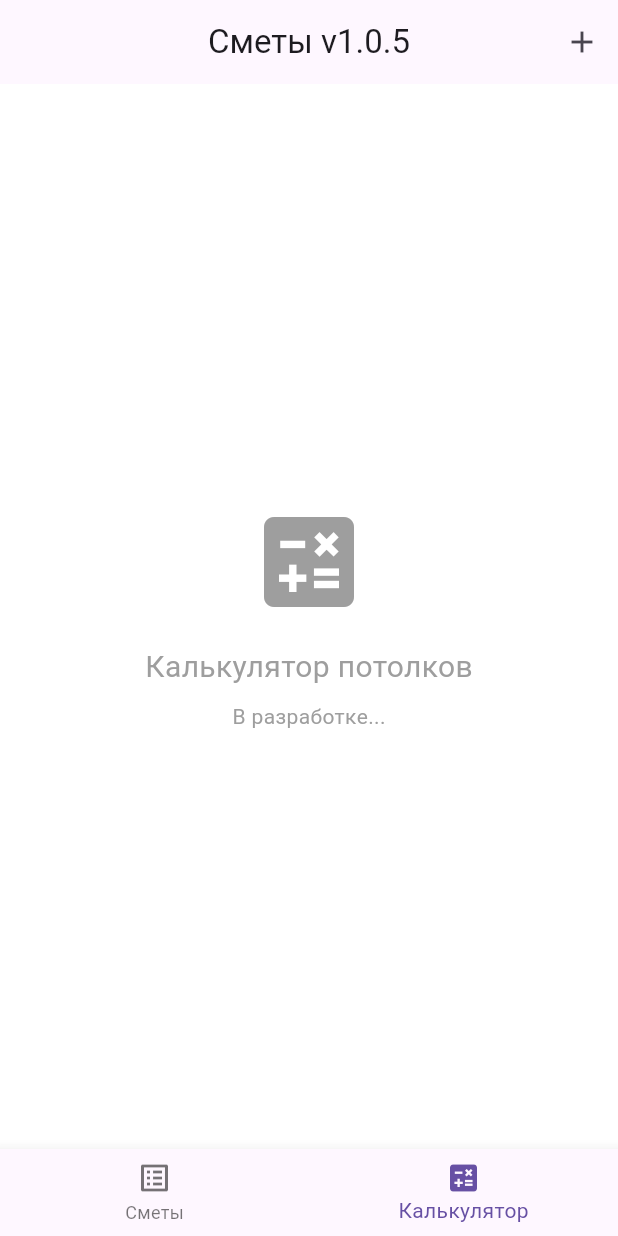
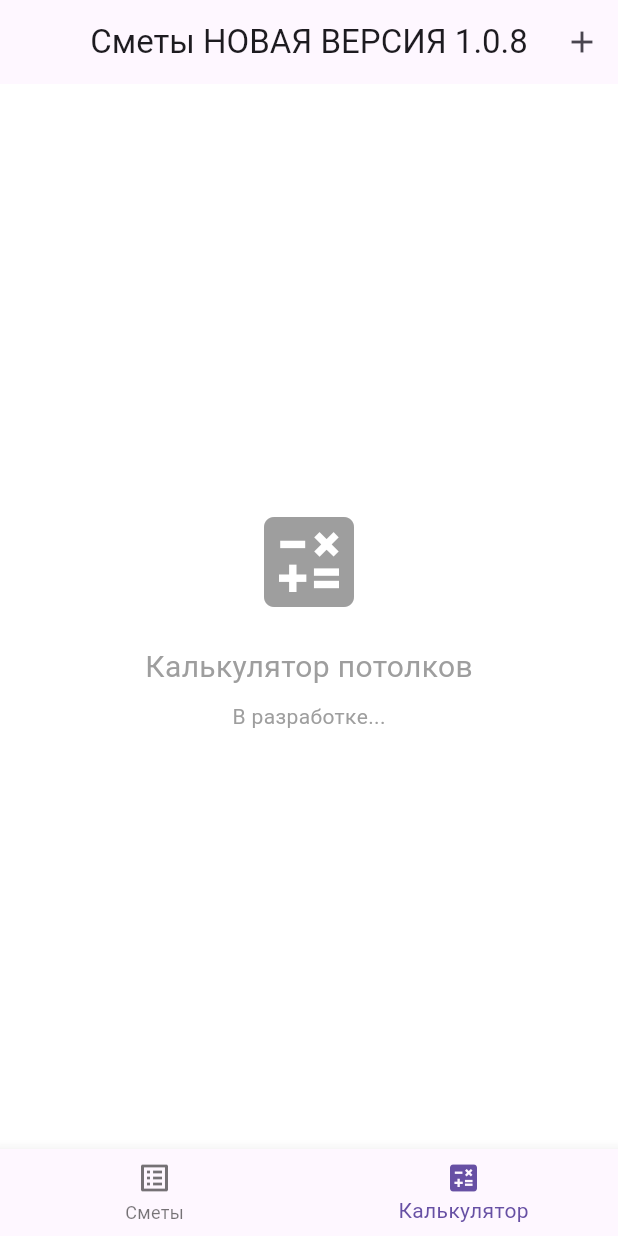
Before and after one commit to andersen-123/tension_ceiling_app, a Flutter app: the screen it shows after launch, item 2 of the bottom bar chosen, on a phone screen of 412 x 824 dp. Run offline on Flutter 3.47's test engine with Material 3 defaults, Android fonts, the phone set to English and light mode, and no system bars; our stand-ins replace pdf, printing, sqflite; accounts and stored records are empty; statements that could not run were skipped.

Commit message:
Update home_screen.dart

```diff
--- a/lib/screens/home_screen.dart
+++ b/lib/screens/home_screen.dart
@@ -44,7 +44,7 @@ class _HomeScreenState extends State<HomeScreen> {
   Widget build(BuildContext context) {
     return Scaffold(
       appBar: AppBar(
-        title: const Text('Сметы v1.0.5'),
+        title: const Text('Сметы НОВАЯ ВЕРСИЯ 1.0.8'),
         centerTitle: true,
         actions: [
           // Кнопка создания новой сметы в AppBar
```
